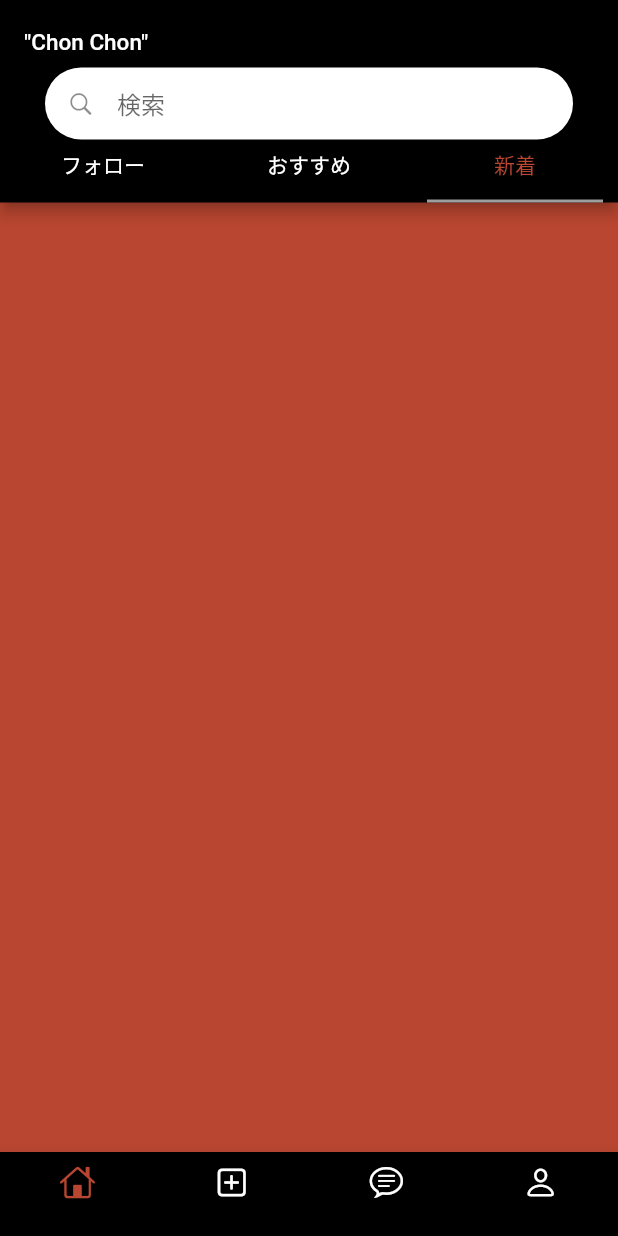
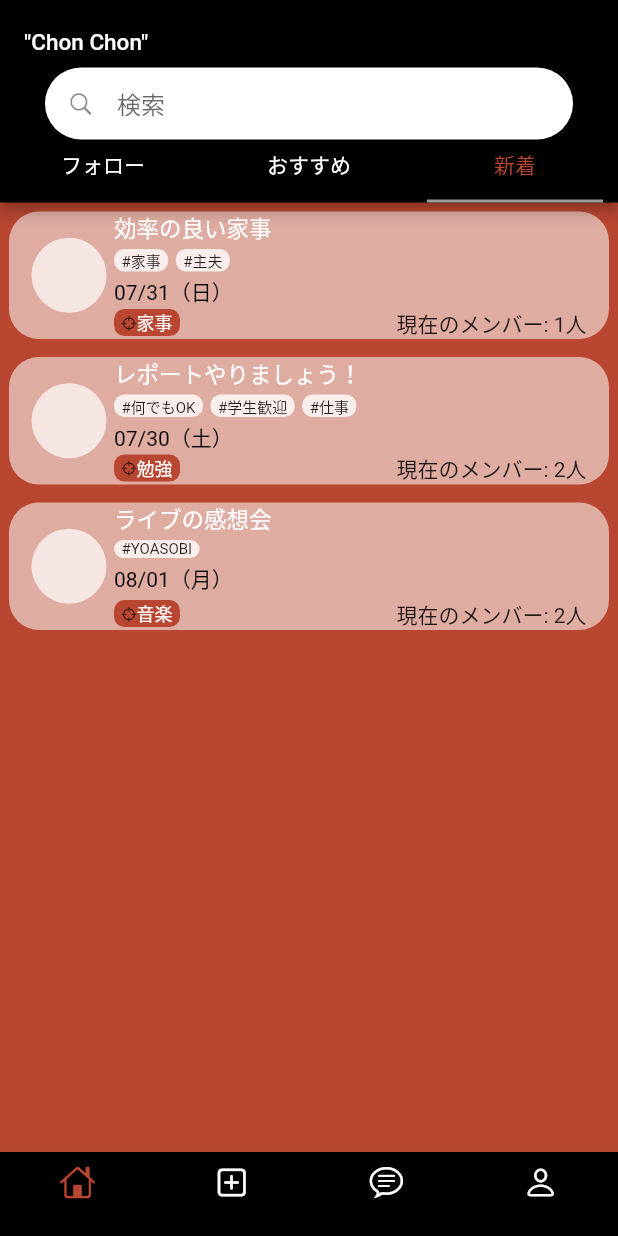
Before and after one commit to isseiM0312/ChonChon-forBusiness, a Flutter app: the screen it shows after launch, tab 3 chosen, on a phone screen of 412 x 824 dp. Run offline on Flutter 3.47's test engine with Material 2 defaults, Android fonts, the phone set to English and light mode, and no system bars.

Commit message:
Homeの修正

```diff
--- a/chonchon_for_business/lib/view/NavigationPages/Home.dart
+++ b/chonchon_for_business/lib/view/NavigationPages/Home.dart
@@ -12,7 +12,7 @@ class Home extends StatelessWidget {
       theme: ThemeData(
         primarySwatch: Colors.grey,
       ),
-      home: HomePage(title: "Home"),
+      home: const HomePage(title: "Home"),
     );
   }
 }
@@ -49,11 +49,8 @@ class _HomePageState extends State<HomePage> {
                   child: Column(
                     mainAxisAlignment: MainAxisAlignment.start,
                     children: [
-                      Column(
-                        mainAxisAlignment: MainAxisAlignment.start,
-                        children: [
                       eventCard("ビブリオバトル", ["ビブリオバトル", "定期開催"],
-                              DateTime(2022, 7, 30, 15, 59), "読書", 2, ""),
+                          DateTime(2022, 7, 30, 16, 00), "読書", 2, ""),
                       eventCard("ビジネスに役立つ読書", ["経済", "ビジネス", "金融"],
                           DateTime(2022, 7, 30, 16, 50), "読書", 3, ""),
                       eventCard("ひまわり図書館", ["図書館"],
@@ -62,11 +59,38 @@ class _HomePageState extends State<HomePage> {
                           DateTime(2022, 7, 30, 16, 30), "読書", 5, ""),
                     ],
                   ),
+                ),
+                Center(
+                  child: Column(
+                    mainAxisAlignment: MainAxisAlignment.start,
+                    children: [
+                      eventCard("18世紀欧州の哲学", ["哲学", "専門家歓迎"],
+                          DateTime(2022, 7, 31, 17, 50), "読書", 3, ""),
+                      eventCard("自作PCの会", ["自作PC", "大学生", "実践"],
+                          DateTime(2022, 7, 30, 17, 50), "DIY", 2, ""),
                     ],
                   ),
                 ),
-                Center(),
-                Center(),
+                Center(
+                  child: Column(
+                    mainAxisAlignment: MainAxisAlignment.start,
+                    children: [
+                      eventCard("効率の良い家事", ["家事", "主夫"],
+                          DateTime(2022, 7, 31, 16, 00), "家事", 1, ""),
+                      eventCard("レポートやりましょう！", ["何でもOK", "学生歓迎", "仕事"],
+                          DateTime(2022, 7, 30, 16, 50), "勉強", 2, ""),
+                      eventCard(
+                          "ライブの感想会",
+                          [
+                            "YOASOBI",
+                          ],
+                          DateTime(2022, 8, 1, 16, 50),
+                          "音楽",
+                          2,
+                          ""),
+                    ],
+                  ),
+                ),
               ],
             )));
   }
@@ -134,6 +158,9 @@ Widget eventCard(
       color: Colors.white.withOpacity(0.55),
       borderRadius: BorderRadius.circular(20),
     ),
+    child: InkWell(
+      onTap: () => {},
+      borderRadius: BorderRadius.circular(20),
       child: Row(
         mainAxisAlignment: MainAxisAlignment.spaceBetween,
         children: [
@@ -149,6 +176,7 @@ Widget eventCard(
             currentParticipantsNum,
           ),
         ],
+      ),
     ),
   ));
 }
@@ -208,12 +236,16 @@ Widget staticEventInfo(
 }
 
 Widget ownerImage(String ownerImagePass) {
-  return (Container(
+  return (InkWell(
+    onTap: () => {},
+    borderRadius: BorderRadius.circular(25),
+    child: Container(
       width: 50,
       height: 50,
       decoration: BoxDecoration(
-      color: Colors.white,
+        color: Colors.white.withOpacity(0.7),
         shape: BoxShape.circle,
+      ),
     ),
   ));
 }
@@ -225,9 +257,12 @@ Widget tagContainer(String tag) {
     decoration: BoxDecoration(
         borderRadius: BorderRadius.circular(7),
         color: Colors.white.withOpacity(0.8)),
+    child: InkWell(
+      onTap: () => {},
       child: Text(
         tag,
         style: const TextStyle(fontSize: 10),
+      ),
     ),
   ));
 }
@@ -238,6 +273,8 @@ Widget categoryContainer(String category) {
     padding: const EdgeInsets.only(left: 5, right: 5),
     decoration: BoxDecoration(
         borderRadius: BorderRadius.circular(7), color: Color(0xffb94630)),
+    child: InkWell(
+      onTap: () => {},
       child: Row(
         children: [
           const Icon(
@@ -250,7 +287,9 @@ Widget categoryContainer(String category) {
             style: const TextStyle(color: Colors.white, fontSize: 12),
           ),
         ],
-      )));
+      ),
+    ),
+  ));
 }
 
 Widget dynamicEventInfo(DateTime eventDate, int currentParticipantsNum) {
```
Lines whose indentation alone changed are shown as unchanged.
